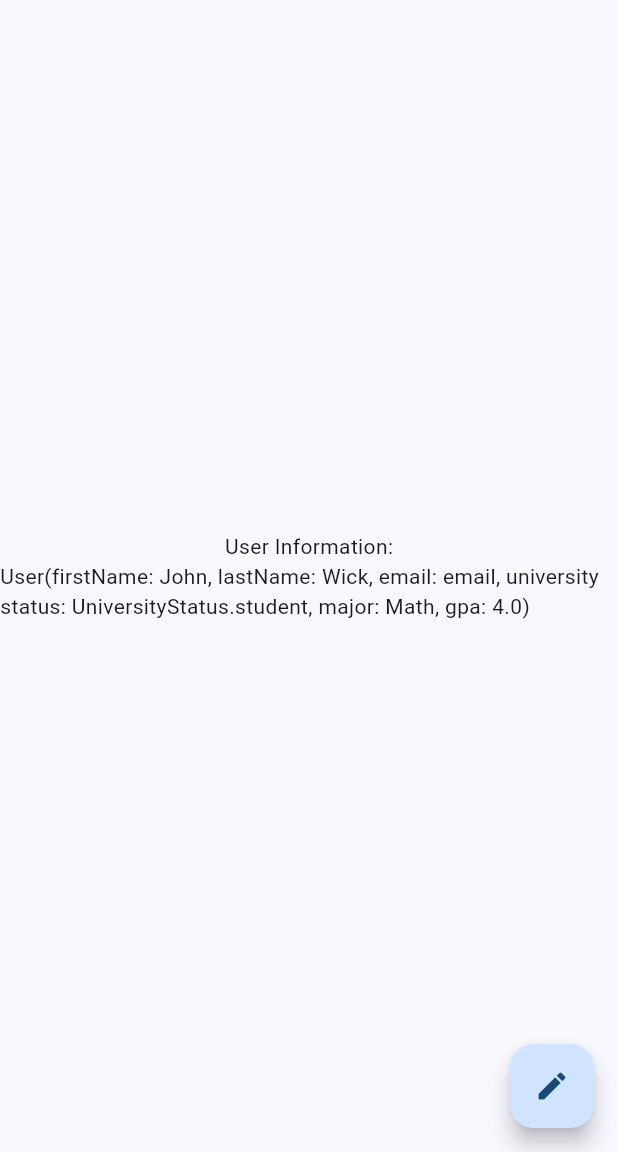
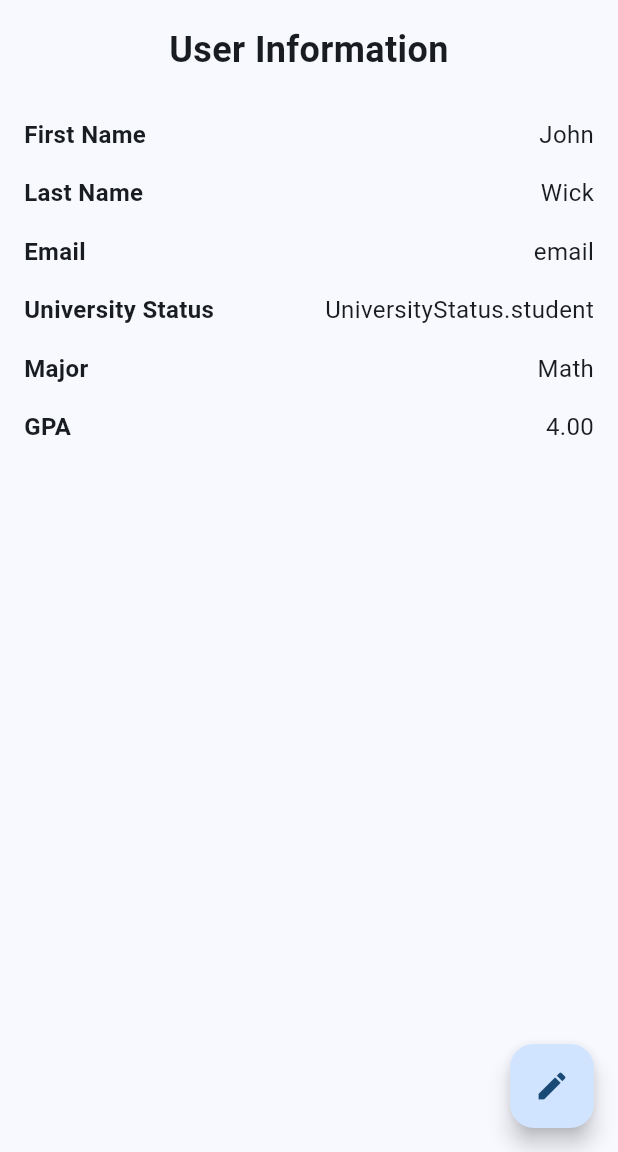
Before and after one commit to nhi-van/flutter-forms-tutorial, a Flutter app: the screen it shows after launch, on a phone screen of 412 x 824 dp, the part 84-1236 px from its top. Run offline on Flutter 3.47's test engine with Material 3 defaults, Android fonts, the phone set to English and light mode, and no system bars; our stand-ins replace bloc, flutter_bloc; accounts and stored records are empty.

Commit message:
Update profile_page.dart
cleaned up look

```diff
--- a/lib/pages/profile/profile_page.dart
+++ b/lib/pages/profile/profile_page.dart
@@ -11,31 +11,37 @@ class ProfilePage extends StatefulWidget {
 }
 
 class _ProfilePageState extends State<ProfilePage> {
-
-
   @override
   Widget build(BuildContext context) {
-
     return Scaffold(
       appBar: AppBar(
-
         backgroundColor: Theme.of(context).colorScheme.inversePrimary,
         title: const Text('Profile'),
       ),
-      body: Center(
-
-        child: Column(
-          mainAxisAlignment: MainAxisAlignment.center,
+      body: Padding(
+        padding: const EdgeInsets.all(16.0),
+        child: ListView(
           children: <Widget>[
             const Text(
-              'User Information:',
+              'User Information',
+              style: TextStyle(
+                fontSize: 24,
+                fontWeight: FontWeight.bold,
+              ),
+              textAlign: TextAlign.center,
             ),
-             Text(widget.user.toString()),
+            const SizedBox(height: 20),
+            ProfileField(label: "First Name", value: widget.user.firstName),
+            ProfileField(label: "Last Name", value: widget.user.lastName),
+            ProfileField(label: "Email", value: widget.user.email),
+            ProfileField(label: "University Status", value: widget.user.universityStatus.toString()),
+            ProfileField(label: "Major", value: widget.user.major),
+            ProfileField(label: "GPA", value: widget.user.gpa.toStringAsFixed(2)),
           ],
         ),
       ),
       floatingActionButton: FloatingActionButton(
-        onPressed: ()  {
+        onPressed: () {
           Navigator.push(
             context,
             MaterialPageRoute(builder: (context) => EditPage(user: widget.user)),
@@ -47,3 +53,40 @@ class _ProfilePageState extends State<ProfilePage> {
     );
   }
 }
+
+// Widget to display each profile field as a label-value pair
+class ProfileField extends StatelessWidget {
+  final String label;
+  final String value;
+
+  const ProfileField({
+    Key? key,
+    required this.label,
+    required this.value,
+  }) : super(key: key);
+
+  @override
+  Widget build(BuildContext context) {
+    return Padding(
+      padding: const EdgeInsets.symmetric(vertical: 8.0),
+      child: Row(
+        mainAxisAlignment: MainAxisAlignment.spaceBetween,
+        children: [
+          Text(
+            label,
+            style: const TextStyle(
+              fontSize: 16,
+              fontWeight: FontWeight.w600,
+            ),
+          ),
+          Text(
+            value,
+            style: const TextStyle(
+              fontSize: 16,
+            ),
+          ),
+        ],
+      ),
+    );
+  }
+}
```
